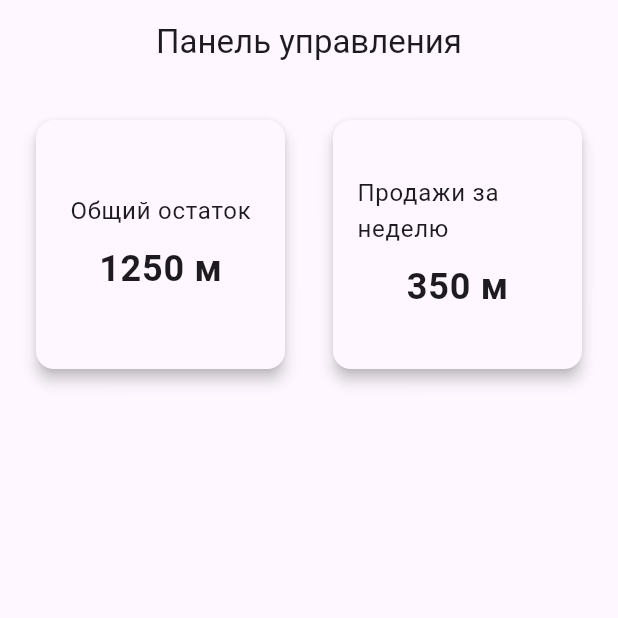
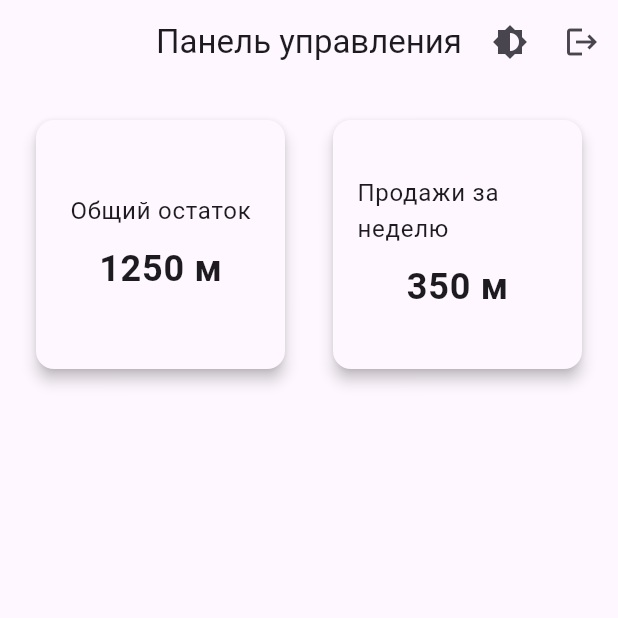
Before and after one commit to ivanbelkov1984/CODING, a Flutter app: the screen it shows after launch, on a phone screen of 412 x 824 dp, the top half of it. Run offline on Flutter 3.47's test engine with Material 3 defaults, Android fonts, the phone set to English and light mode, and no system bars; our stand-ins replace logger, shared_preferences.

Commit message:
Реализовано стабильное переключение между  1 и 2 экранами

```diff
--- a/TMCManager/lib/main.dart
+++ b/TMCManager/lib/main.dart
@@ -2,7 +2,7 @@ import 'package:flutter/material.dart';
 import 'services/storage_service.dart';
 import 'views/authorization/auth_screen.dart';
 import 'views/dashboard/dashboard_screen.dart';
-import 'utils/logger.dart' as log_utils; // Префикс изменен
+import 'utils/logger.dart' as log_utils;
 
 void main() {
   runApp(const MyApp());
@@ -20,8 +20,7 @@ class _MyAppState extends State<MyApp> {
 
   void _toggleTheme() {
     setState(() {
-      _themeMode =
-          _themeMode == ThemeMode.light ? ThemeMode.dark : ThemeMode.light;
+      _themeMode = _themeMode == ThemeMode.light ? ThemeMode.dark : ThemeMode.light;
     });
   }
 
@@ -56,7 +55,9 @@ class _MyAppState extends State<MyApp> {
       routes: {
         '/': (context) => AuthLoader(toggleTheme: _toggleTheme),
         '/auth': (context) => AuthScreen(toggleTheme: _toggleTheme),
-        '/dashboard': (context) => const DashboardScreen(),
+        '/dashboard': (context) => DashboardScreen(onLogout: () {
+              Navigator.pushReplacementNamed(context, '/auth');
+            }, toggleTheme: _toggleTheme),
       },
     );
   }
@@ -87,8 +88,7 @@ class _AuthLoaderState extends State<AuthLoader> {
       final apiKey = authData['apiKey'];
 
       if (clientId != null && apiKey != null) {
-        log_utils.logger
-            .i('Автоматическая авторизация успешна: ClientId найден.');
+        log_utils.logger.i('Автоматическая авторизация успешна: ClientId найден.');
         if (mounted) {
           Navigator.pushReplacementNamed(context, '/dashboard');
         }
--- a/TMCManager/lib/views/dashboard/dashboard_screen.dart
+++ b/TMCManager/lib/views/dashboard/dashboard_screen.dart
@@ -1,7 +1,14 @@
 import 'package:flutter/material.dart';
 
 class DashboardScreen extends StatelessWidget {
-  const DashboardScreen({super.key});
+  final VoidCallback onLogout;
+  final VoidCallback toggleTheme;
+
+  const DashboardScreen({
+    super.key,
+    required this.onLogout,
+    required this.toggleTheme,
+  });
 
   @override
   Widget build(BuildContext context) {
@@ -9,6 +16,18 @@ class DashboardScreen extends StatelessWidget {
       appBar: AppBar(
         title: const Text('Панель управления'),
         centerTitle: true,
+        actions: [
+          IconButton(
+            icon: const Icon(Icons.brightness_6),
+            onPressed: toggleTheme,
+            tooltip: 'Переключить тему',
+          ),
+          IconButton(
+            icon: const Icon(Icons.logout),
+            onPressed: onLogout,
+            tooltip: 'Выйти',
+          ),
+        ],
       ),
       body: GridView.count(
         crossAxisCount: 2, // Две карточки в ряду
```
